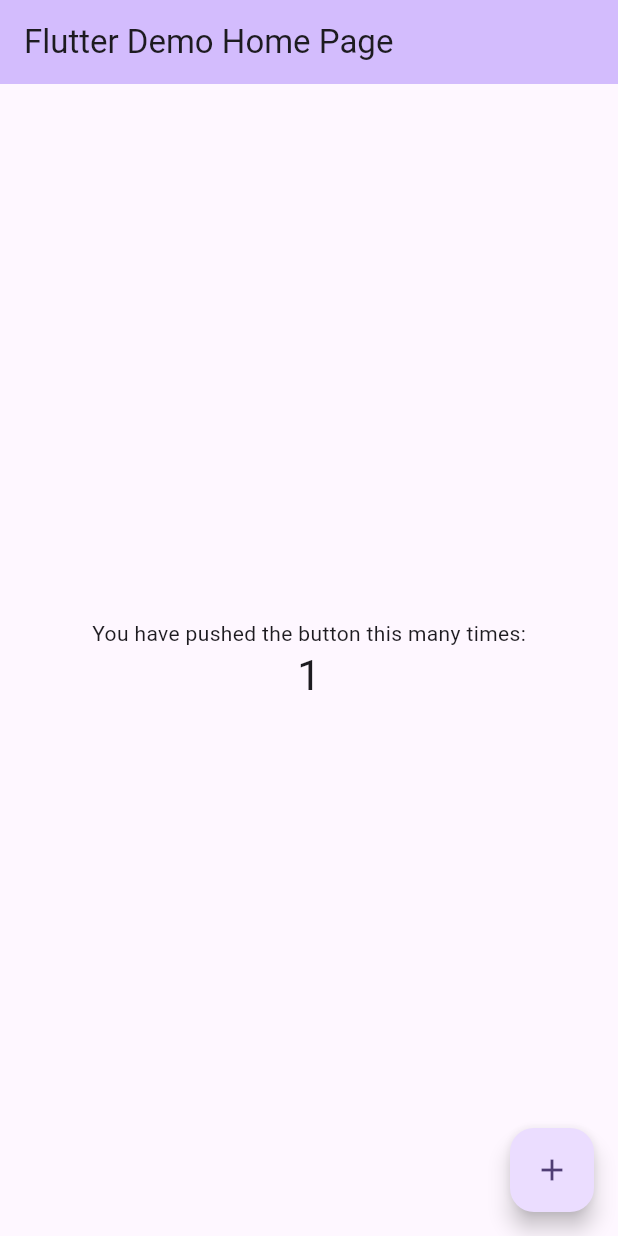
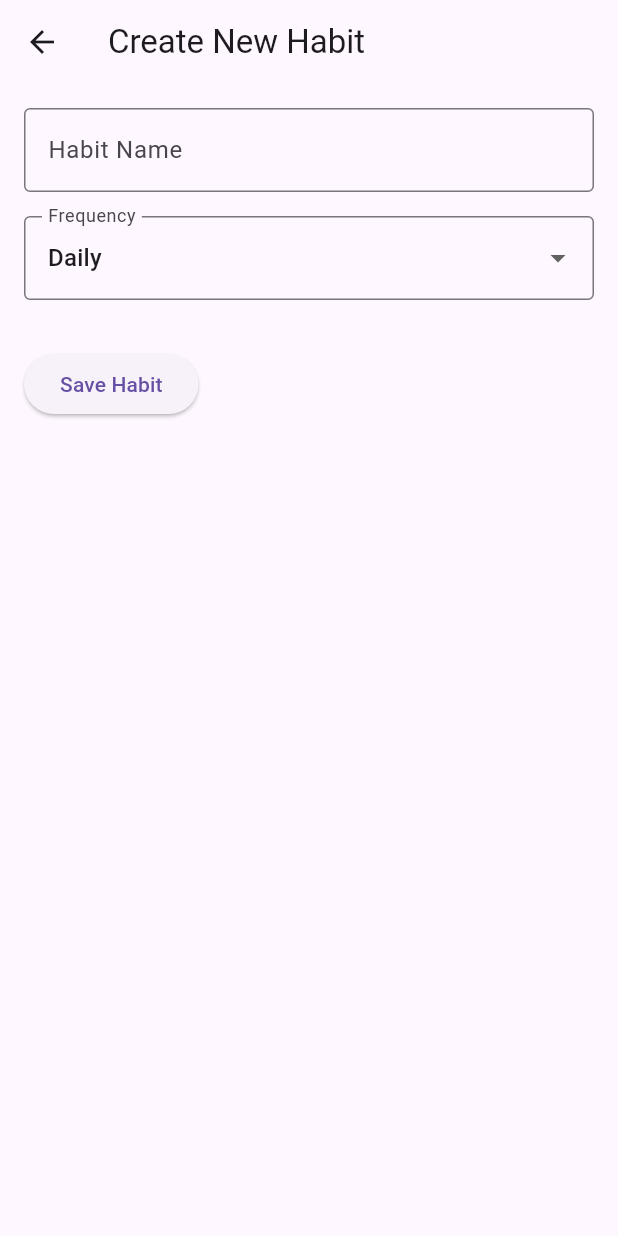
Before and after one commit to Itisafeature/habit_tracker, a Flutter app: the screen it shows after launch, after a tap on the "add" icon, on a phone screen of 412 x 824 dp. Run offline on Flutter 3.47's test engine with Material 3 defaults, Android fonts, the phone set to English and light mode, and no system bars.

Commit message:
habit creation ui

```diff
--- /dev/null
+++ b/lib/habit_creation_screen.dart
@@ -0,0 +1,92 @@
+import 'package:flutter/material.dart';
+
+class HabitCreationScreen extends StatefulWidget {
+  @override
+  _HabitCreationScreenState createState() => _HabitCreationScreenState();
+}
+
+class _HabitCreationScreenState extends State<HabitCreationScreen> {
+  String selectedFrequency = 'Daily'; // Default selection
+  TextEditingController customIntervalController = TextEditingController();
+
+  @override
+  void dispose() {
+    customIntervalController.dispose();
+    super.dispose();
+  }
+
+  @override
+  Widget build(BuildContext context) {
+    return Scaffold(
+      appBar: AppBar(
+        title: Text('Create New Habit'),
+      ),
+      body: Padding(
+        padding: const EdgeInsets.all(16.0),
+        child: Column(
+          crossAxisAlignment: CrossAxisAlignment.start,
+          children: [
+            TextField(
+              decoration: InputDecoration(
+                labelText: 'Habit Name',
+                border: OutlineInputBorder(),
+              ),
+            ),
+            SizedBox(height: 16),
+            DropdownButtonFormField<String>(
+              decoration: InputDecoration(
+                labelText: 'Frequency',
+                border: OutlineInputBorder(),
+              ),
+              value: selectedFrequency,
+              items: [
+                DropdownMenuItem(value: 'Hourly', child: Text('Hourly')),
+                DropdownMenuItem(value: 'Daily', child: Text('Daily')),
+                DropdownMenuItem(value: 'Weekly', child: Text('Weekly')),
+                DropdownMenuItem(value: 'Monthly', child: Text('Monthly')),
+                DropdownMenuItem(value: 'Custom', child: Text('Custom')),
+              ],
+              onChanged: (value) {
+                setState(() {
+                  selectedFrequency = value!;
+                });
+              },
+            ),
+            SizedBox(height: 16),
+            if (selectedFrequency == 'Custom')
+              Column(
+                crossAxisAlignment: CrossAxisAlignment.start,
+                children: [
+                  TextField(
+                    controller: customIntervalController,
+                    keyboardType: TextInputType.number,
+                    decoration: InputDecoration(
+                      labelText: 'Custom Interval (in hours)',
+                      border: OutlineInputBorder(),
+                    ),
+                  ),
+                  SizedBox(height: 8),
+                  Text(
+                    'Example: Enter "3" for every 3 hours.',
+                    style: TextStyle(fontSize: 12, color: Colors.grey),
+                  ),
+                ],
+              ),
+            SizedBox(height: 16),
+            ElevatedButton(
+              onPressed: () {
+                // Save the habit with the selected frequency
+                String habitFrequency = selectedFrequency == 'Custom'
+                    ? '${customIntervalController.text} hours'
+                    : selectedFrequency;
+                print('Habit Frequency: $habitFrequency');
+                Navigator.pop(context); // Return to the home screen
+              },
+              child: Text('Save Habit'),
+            ),
+          ],
+        ),
+      ),
+    );
+  }
+}
--- a/lib/home_screen.dart
+++ b/lib/home_screen.dart
@@ -1,4 +1,5 @@
 import 'package:flutter/material.dart';
+import 'habit_creation_screen.dart';
 
 class HomeScreen extends StatelessWidget {
   @override
@@ -29,7 +30,10 @@ class HomeScreen extends StatelessWidget {
       ),
       floatingActionButton: FloatingActionButton(
         onPressed: () {
-          // Navigate to habit creation screen (to be implemented later)
+          Navigator.push(
+            context,
+            MaterialPageRoute(builder: (context) => HabitCreationScreen()),
+          );
         },
         child: Icon(Icons.add),
       ),
--- a/lib/main.dart
+++ b/lib/main.dart
@@ -1,125 +1,20 @@
 import 'package:flutter/material.dart';
+import 'home_screen.dart';
 
 void main() {
-  runApp(const MyApp());
+  runApp(HabitTrackApp());
 }
 
-class MyApp extends StatelessWidget {
-  const MyApp({super.key});
-
-  // This widget is the root of your application.
+class HabitTrackApp extends StatelessWidget {
   @override
   Widget build(BuildContext context) {
     return MaterialApp(
-      title: 'Flutter Demo',
+      debugShowCheckedModeBanner: false,
+      title: 'HabitTrack+',
       theme: ThemeData(
-        // This is the theme of your application.
-        //
-        // TRY THIS: Try running your application with "flutter run". You'll see
-        // the application has a purple toolbar. Then, without quitting the app,
-        // try changing the seedColor in the colorScheme below to Colors.green
-        // and then invoke "hot reload" (save your changes or press the "hot
-        // reload" button in a Flutter-supported IDE, or press "r" if you used
-        // the command line to start the app).
-        //
-        // Notice that the counter didn't reset back to zero; the application
-        // state is not lost during the reload. To reset the state, use hot
-        // restart instead.
-        //
-        // This works for code too, not just values: Most code changes can be
-        // tested with just a hot reload.
-        colorScheme: ColorScheme.fromSeed(seedColor: Colors.deepPurple),
-        useMaterial3: true,
+        primarySwatch: Colors.blue,
       ),
-      home: const MyHomePage(title: 'Flutter Demo Home Page'),
+      home: HomeScreen(),
     );
   }
 }
-
-class MyHomePage extends StatefulWidget {
-  const MyHomePage({super.key, required this.title});
-
-  // This widget is the home page of your application. It is stateful, meaning
-  // that it has a State object (defined below) that contains fields that affect
-  // how it looks.
-
-  // This class is the configuration for the state. It holds the values (in this
-  // case the title) provided by the parent (in this case the App widget) and
-  // used by the build method of the State. Fields in a Widget subclass are
-  // always marked "final".
-
-  final String title;
-
-  @override
-  State<MyHomePage> createState() => _MyHomePageState();
-}
-
-class _MyHomePageState extends State<MyHomePage> {
-  int _counter = 0;
-
-  void _incrementCounter() {
-    setState(() {
-      // This call to setState tells the Flutter framework that something has
-      // changed in this State, which causes it to rerun the build method below
-      // so that the display can reflect the updated values. If we changed
-      // _counter without calling setState(), then the build method would not be
-      // called again, and so nothing would appear to happen.
-      _counter++;
-    });
-  }
-
-  @override
-  Widget build(BuildContext context) {
-    // This method is rerun every time setState is called, for instance as done
-    // by the _incrementCounter method above.
-    //
-    // The Flutter framework has been optimized to make rerunning build methods
-    // fast, so that you can just rebuild anything that needs updating rather
-    // than having to individually change instances of widgets.
-    return Scaffold(
-      appBar: AppBar(
-        // TRY THIS: Try changing the color here to a specific color (to
-        // Colors.amber, perhaps?) and trigger a hot reload to see the AppBar
-        // change color while the other colors stay the same.
-        backgroundColor: Theme.of(context).colorScheme.inversePrimary,
-        // Here we take the value from the MyHomePage object that was created by
-        // the App.build method, and use it to set our appbar title.
-        title: Text(widget.title),
-      ),
-      body: Center(
-        // Center is a layout widget. It takes a single child and positions it
-        // in the middle of the parent.
-        child: Column(
-          // Column is also a layout widget. It takes a list of children and
-          // arranges them vertically. By default, it sizes itself to fit its
-          // children horizontally, and tries to be as tall as its parent.
-          //
-          // Column has various properties to control how it sizes itself and
-          // how it positions its children. Here we use mainAxisAlignment to
-          // center the children vertically; the main axis here is the vertical
-          // axis because Columns are vertical (the cross axis would be
-          // horizontal).
-          //
-          // TRY THIS: Invoke "debug painting" (choose the "Toggle Debug Paint"
-          // action in the IDE, or press "p" in the console), to see the
-          // wireframe for each widget.
-          mainAxisAlignment: MainAxisAlignment.center,
-          children: <Widget>[
-            const Text(
-              'You have pushed the button this many times:',
-            ),
-            Text(
-              '$_counter',
-              style: Theme.of(context).textTheme.headlineMedium,
-            ),
-          ],
-        ),
-      ),
-      floatingActionButton: FloatingActionButton(
-        onPressed: _incrementCounter,
-        tooltip: 'Increment',
-        child: const Icon(Icons.add),
-      ), // This trailing comma makes auto-formatting nicer for build methods.
-    );
-  }
-}
```
